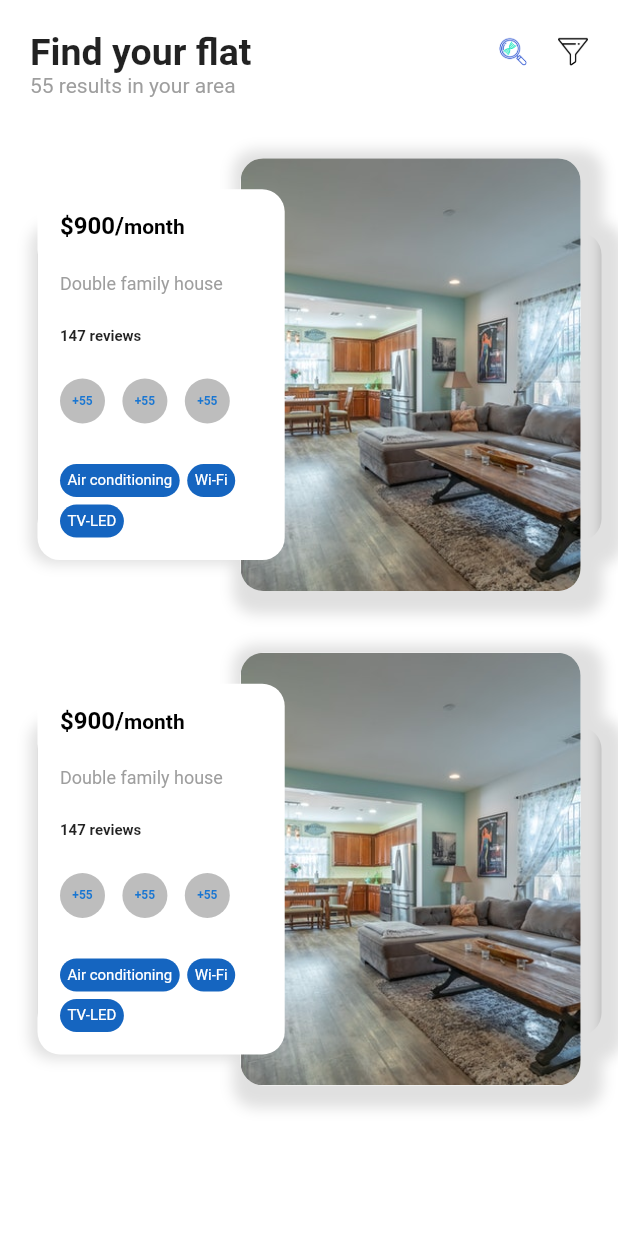
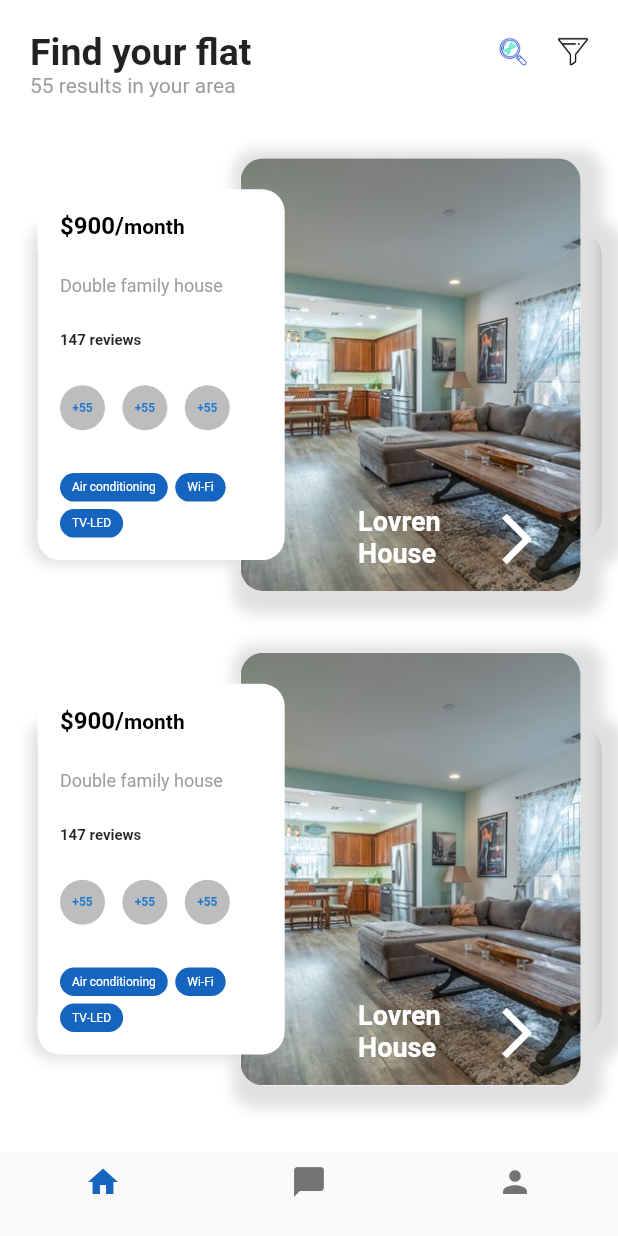
Before and after one commit to codeflames/myApartments, a Flutter app: the screen it shows after launch, on a phone screen of 412 x 824 dp. Run offline on Flutter 3.47's test engine with Material 2 defaults, Android fonts, the phone set to English and light mode, and no system bars.

Commit message:
bottom navigation added

```diff
--- a/lib/home_page.dart
+++ b/lib/home_page.dart
@@ -12,6 +12,17 @@ class _HomePageState extends State<HomePage> {
   Widget build(BuildContext context) {
     return Scaffold(
       backgroundColor: Colors.white,
+      bottomNavigationBar: BottomNavigationBar(
+        elevation: 0,
+        selectedItemColor: Colors.blue[800],
+        currentIndex: 0,
+        items: [
+          BottomNavigationBarItem(icon: Icon(Icons.home), title: Text('')),
+          BottomNavigationBarItem(
+              icon: Icon(Icons.chat_bubble), title: Text('')),
+          BottomNavigationBarItem(icon: Icon(Icons.person), title: Text('')),
+        ],
+      ),
       body: SafeArea(
         child: SingleChildScrollView(
           child: Column(
@@ -118,9 +129,40 @@ class _HomePageState extends State<HomePage> {
                 ),
                 child: ClipRRect(
                   borderRadius: BorderRadius.circular(15),
-                  child: Image.asset(
-                    'assets/images/apartment_two.jpg',
-                    fit: BoxFit.cover,
+                  child: Stack(
+                    children: [
+                      Container(
+                        height: double.infinity,
+//                        width: double.infinity,
+                        child: Image.asset(
+                          'assets/images/apartment_two.jpg',
+                          fit: BoxFit.cover,
+                        ),
+                      ),
+                      Align(
+                        alignment: Alignment.bottomCenter,
+                        child: Container(
+                          padding: EdgeInsets.all(15),
+                          width: 100,
+                          child: Text('Lovren House',
+                              style: TextStyle(
+                                  fontSize: 18,
+                                  color: Colors.white,
+                                  fontWeight: FontWeight.bold)),
+                        ),
+                      ),
+                      Align(
+                        alignment: Alignment.bottomRight,
+                        child: Container(
+                            padding: EdgeInsets.only(bottom: 15, left: 15),
+                            width: 100,
+                            child: Icon(
+                              Icons.arrow_forward_ios,
+                              color: Colors.white,
+                              size: 40,
+                            )),
+                      )
+                    ],
                   ),
                 ),
               ),
@@ -206,11 +248,12 @@ class _HomePageState extends State<HomePage> {
                               borderRadius: BorderRadius.circular(15),
                               color: Colors.blue[800]),
                           child: Padding(
-                            padding: const EdgeInsets.all(5.0),
+                            padding: const EdgeInsets.symmetric(
+                                vertical: 5.0, horizontal: 8),
                             child: Text(
                               'Air conditioning',
                               style:
-                                  TextStyle(color: Colors.white, fontSize: 10),
+                                  TextStyle(color: Colors.white, fontSize: 8),
                             ),
                           ),
                         ),
@@ -220,11 +263,12 @@ class _HomePageState extends State<HomePage> {
                               borderRadius: BorderRadius.circular(15),
                               color: Colors.blue[800]),
                           child: Padding(
-                            padding: const EdgeInsets.all(5.0),
+                            padding: const EdgeInsets.symmetric(
+                                vertical: 5.0, horizontal: 8),
                             child: Text(
                               'Wi-Fi',
                               style:
-                                  TextStyle(color: Colors.white, fontSize: 10),
+                                  TextStyle(color: Colors.white, fontSize: 8),
                             ),
                           ),
                         ),
@@ -234,11 +278,12 @@ class _HomePageState extends State<HomePage> {
                               borderRadius: BorderRadius.circular(15),
                               color: Colors.blue[800]),
                           child: Padding(
-                            padding: const EdgeInsets.all(5.0),
+                            padding: const EdgeInsets.symmetric(
+                                vertical: 5.0, horizontal: 8),
                             child: Text(
                               'TV-LED',
                               style:
-                                  TextStyle(color: Colors.white, fontSize: 10),
+                                  TextStyle(color: Colors.white, fontSize: 8),
                             ),
                           ),
                         ),
--- /dev/null
+++ b/lib/widgets/bottomNavigationBar.dart
@@ -0,0 +1,17 @@
+import 'package:flutter/material.dart';
+
+class BottomNavigation extends StatelessWidget {
+  const BottomNavigation({Key key}) : super(key: key);
+
+  @override
+  Widget build(BuildContext context) {
+    return BottomNavigationBar(
+      currentIndex: 0,
+      items: [
+        BottomNavigationBarItem(icon: Icon(Icons.home)),
+        BottomNavigationBarItem(icon: Icon(Icons.chat_bubble)),
+        BottomNavigationBarItem(icon: Icon(Icons.account_box)),
+      ],
+    );
+  }
+}
```
